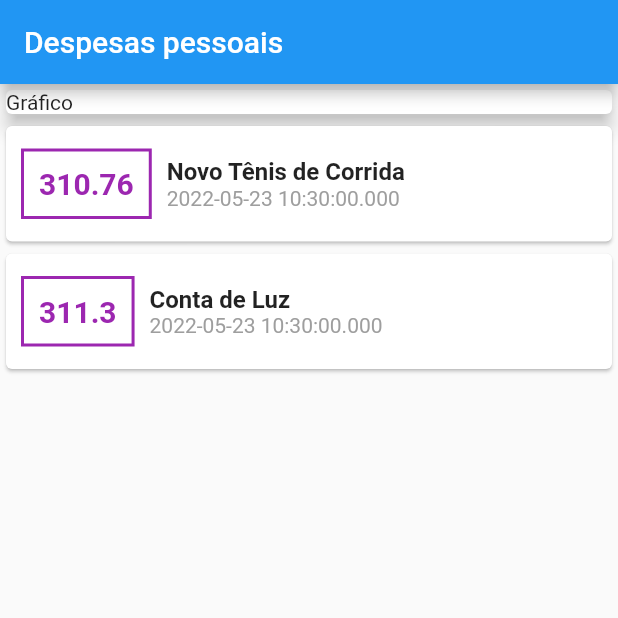
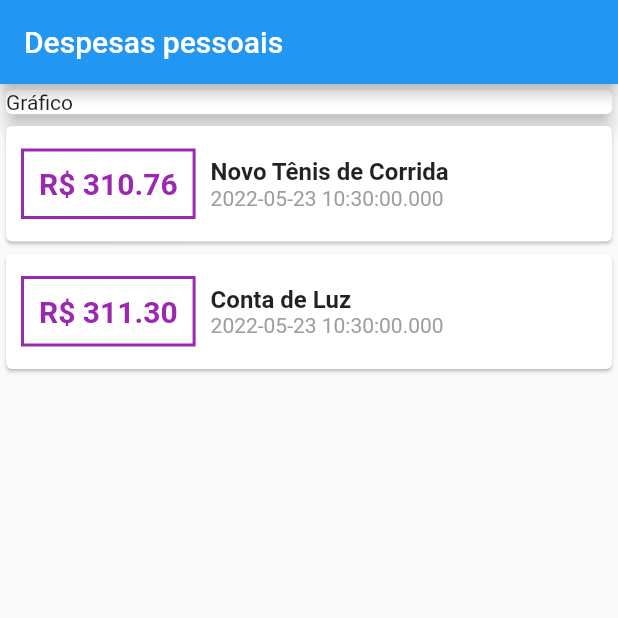
Before and after one commit to lucasviinic/learning-flutter, a Flutter app: the screen it shows after launch, on a phone screen of 412 x 824 dp, the top half of it. Run offline on Flutter 3.47's test engine with Material 2 defaults, Android fonts, the phone set to English and light mode, and no system bars.

```diff
--- a/expenses/lib/main.dart
+++ b/expenses/lib/main.dart
@@ -65,7 +65,7 @@ class MyHomePage extends StatelessWidget {
                       ),
                       padding: EdgeInsets.all(10),
                       child: Text(
-                        tr.value.toString(),
+                        'R\$ ${tr.value.toStringAsFixed(2)}',
                         style: TextStyle(
                           fontWeight: FontWeight.bold,
                           fontSize: 20,
@@ -85,7 +85,9 @@ class MyHomePage extends StatelessWidget {
                         ),
                         Text(
                           tr.date.toString(),
-                          style: TextStyle(color: Colors.grey),
+                          style: TextStyle(
+                            color: Colors.grey
+                          ),
                         )
                       ],
                     )
```
